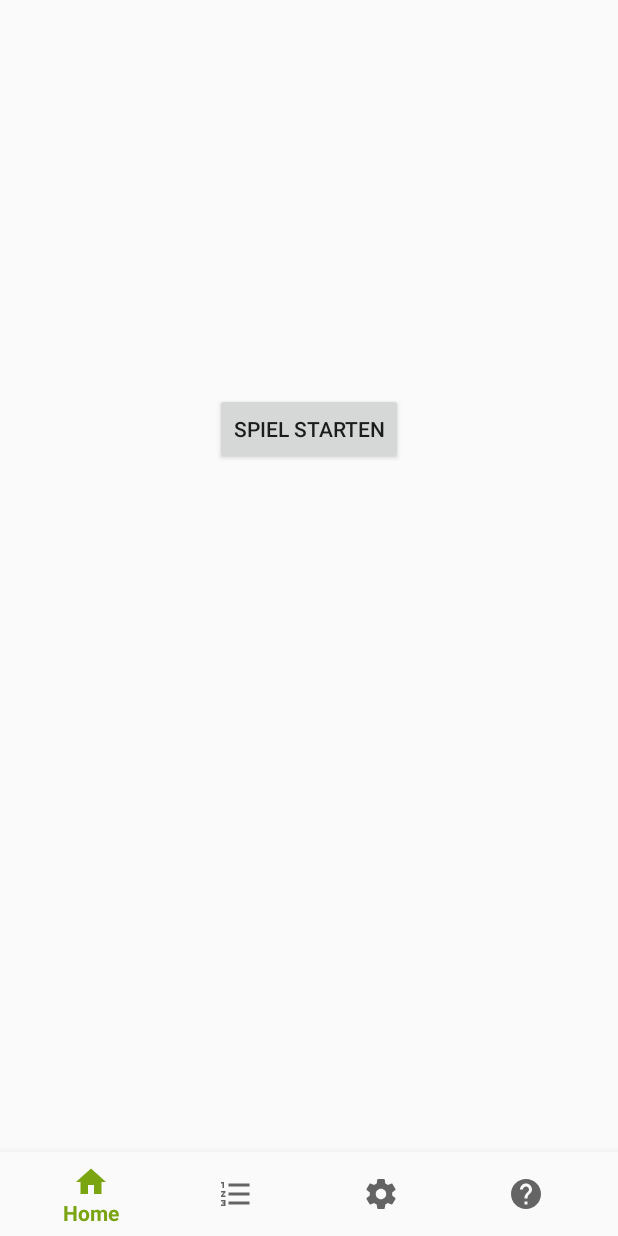
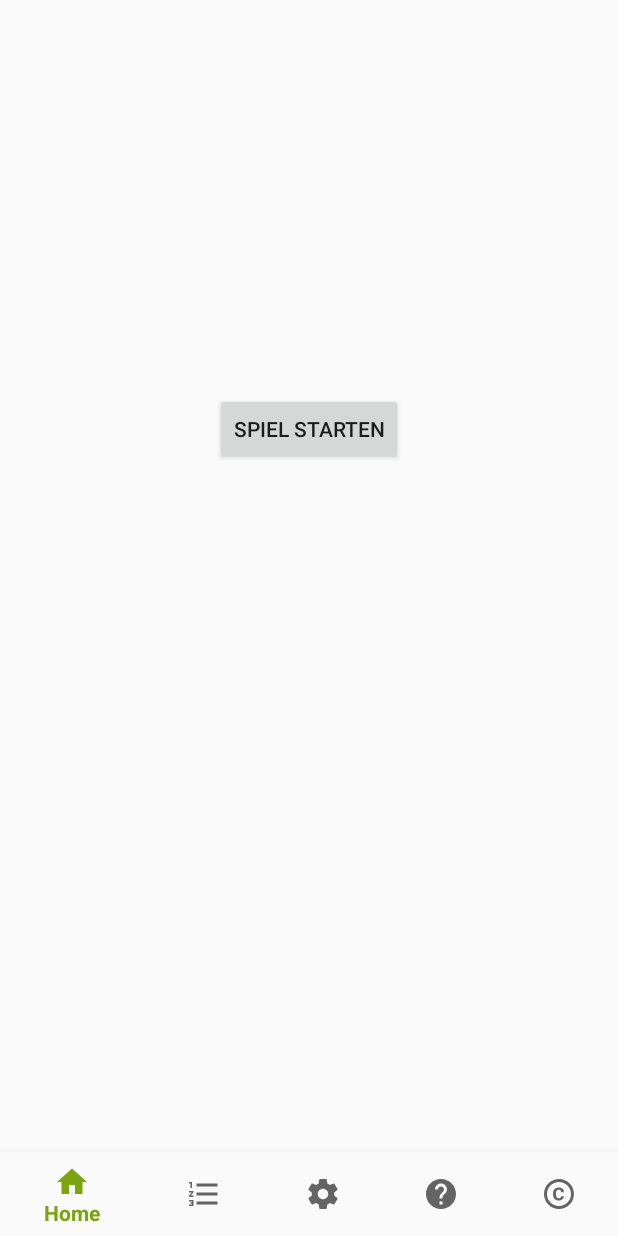
Before and after one commit to Philhil/DHBW-MasterMind, an Android app: the screen it shows after launch (StartActivity), on a phone screen of 412 x 824 dp. Run offline under Robolectric (Android 15) with nearby library versions, the phone set to English and light mode, and no system bars.

Commit message:
init Impressum

```diff
--- /dev/null
+++ b/app/src/main/res/drawable/ic_copyright_black_24dp.xml
@@ -0,0 +1,9 @@
+<vector xmlns:android="http://schemas.android.com/apk/res/android"
+        android:width="24dp"
+        android:height="24dp"
+        android:viewportWidth="24.0"
+        android:viewportHeight="24.0">
+    <path
+        android:fillColor="#FF000000"
+        android:pathData="M10.08,10.86c0.05,-0.33 0.16,-0.62 0.3,-0.87s0.34,-0.46 0.59,-0.62c0.24,-0.15 0.54,-0.22 0.91,-0.23 0.23,0.01 0.44,0.05 0.63,0.13 0.2,0.09 0.38,0.21 0.52,0.36s0.25,0.33 0.34,0.53 0.13,0.42 0.14,0.64h1.79c-0.02,-0.47 -0.11,-0.9 -0.28,-1.29s-0.4,-0.73 -0.7,-1.01 -0.66,-0.5 -1.08,-0.66 -0.88,-0.23 -1.39,-0.23c-0.65,0 -1.22,0.11 -1.7,0.34s-0.88,0.53 -1.2,0.92 -0.56,0.84 -0.71,1.36S8,11.29 8,11.87v0.27c0,0.58 0.08,1.12 0.23,1.64s0.39,0.97 0.71,1.35 0.72,0.69 1.2,0.91 1.05,0.34 1.7,0.34c0.47,0 0.91,-0.08 1.32,-0.23s0.77,-0.36 1.08,-0.63 0.56,-0.58 0.74,-0.94 0.29,-0.74 0.3,-1.15h-1.79c-0.01,0.21 -0.06,0.4 -0.15,0.58s-0.21,0.33 -0.36,0.46 -0.32,0.23 -0.52,0.3c-0.19,0.07 -0.39,0.09 -0.6,0.1 -0.36,-0.01 -0.66,-0.08 -0.89,-0.23 -0.25,-0.16 -0.45,-0.37 -0.59,-0.62s-0.25,-0.55 -0.3,-0.88 -0.08,-0.67 -0.08,-1v-0.27c0,-0.35 0.03,-0.68 0.08,-1.01zM12,2C6.48,2 2,6.48 2,12s4.48,10 10,10 10,-4.48 10,-10S17.52,2 12,2zM12,20c-4.41,0 -8,-3.59 -8,-8s3.59,-8 8,-8 8,3.59 8,8 -3.59,8 -8,8z"/>
+</vector>
--- a/app/src/main/res/menu/navigation.xml
+++ b/app/src/main/res/menu/navigation.xml
@@ -21,4 +21,9 @@
         android:icon="@drawable/ic_help_black_24dp"
         android:title="Hilfe" />
 
+    <item
+        android:id="@+id/navigation_impressum"
+        android:icon="@drawable/ic_copyright_black_24dp"
+        android:title="Impressum" />
+
 </menu>
```
Also changed, not shown: app/src/main/java/de/dhbw/stuttgart/mastermind/ImpressumFragment.java (added, +26 -0 lines), app/src/main/java/de/dhbw/stuttgart/mastermind/SettingsFragment.java (+1 -34 lines), app/src/main/res/layout/fragment_impressum.xml (added, +31 -0 lines), app/src/main/res/values/strings.xml (+14 -1 lines).
